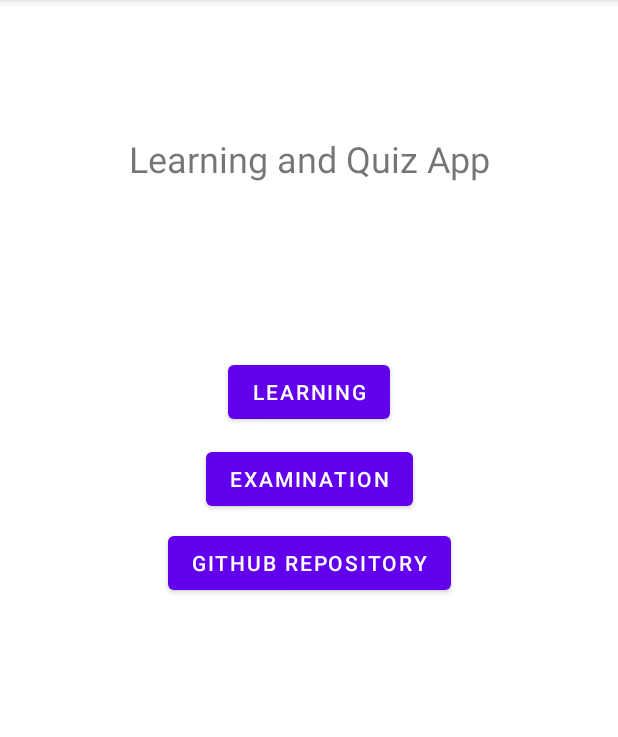
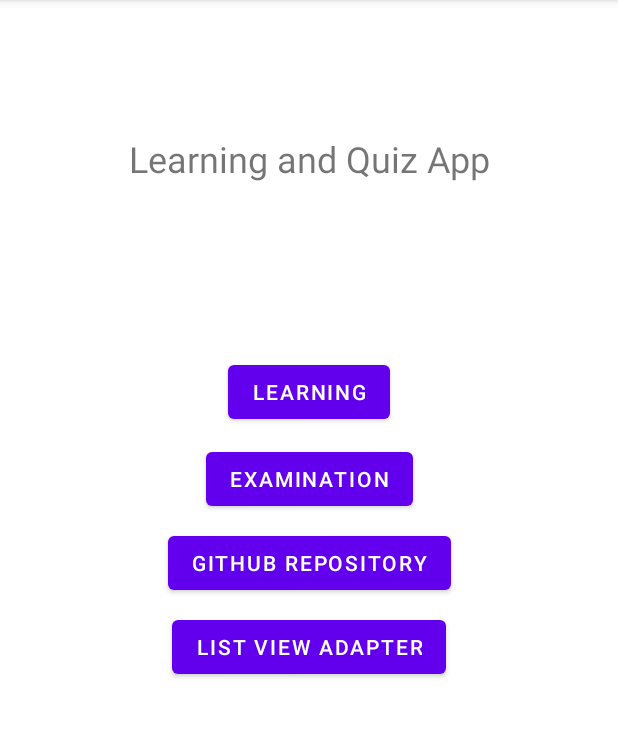
Before and after one commit to BSEF19A532/BSEF19A532-Mobile-Computing-Learning-And-Teaching-App, an Android app: the screen it shows after launch (MainActivity), on a phone screen of 412 x 824 dp, the part 84-821 px from its top. Run offline under Robolectric (Android 15) with nearby library versions, the phone set to English and light mode, and no system bars.

Commit message:
Added list view adapter button

```diff
--- a/app/src/main/res/layout/activity_main.xml
+++ b/app/src/main/res/layout/activity_main.xml
@@ -48,4 +48,15 @@
         app:layout_constraintStart_toStartOf="parent"
         app:layout_constraintTop_toTopOf="parent" />
 
+    <Button
+        android:id="@+id/btn_adapter"
+        android:layout_width="wrap_content"
+        android:layout_height="wrap_content"
+        android:layout_marginTop="8dp"
+        android:text="List View Adapter"
+        app:layout_constraintEnd_toEndOf="parent"
+        app:layout_constraintHorizontal_bias="0.5"
+        app:layout_constraintStart_toStartOf="parent"
+        app:layout_constraintTop_toBottomOf="@+id/btn_repo" />
+
 </androidx.constraintlayout.widget.ConstraintLayout>
```
